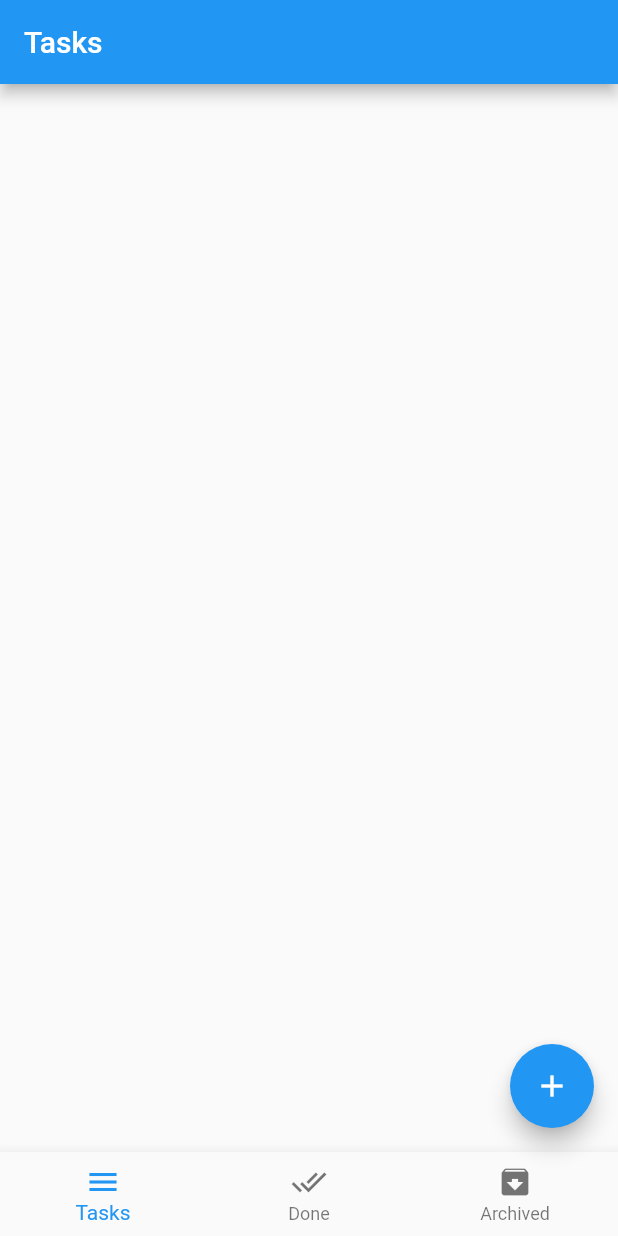
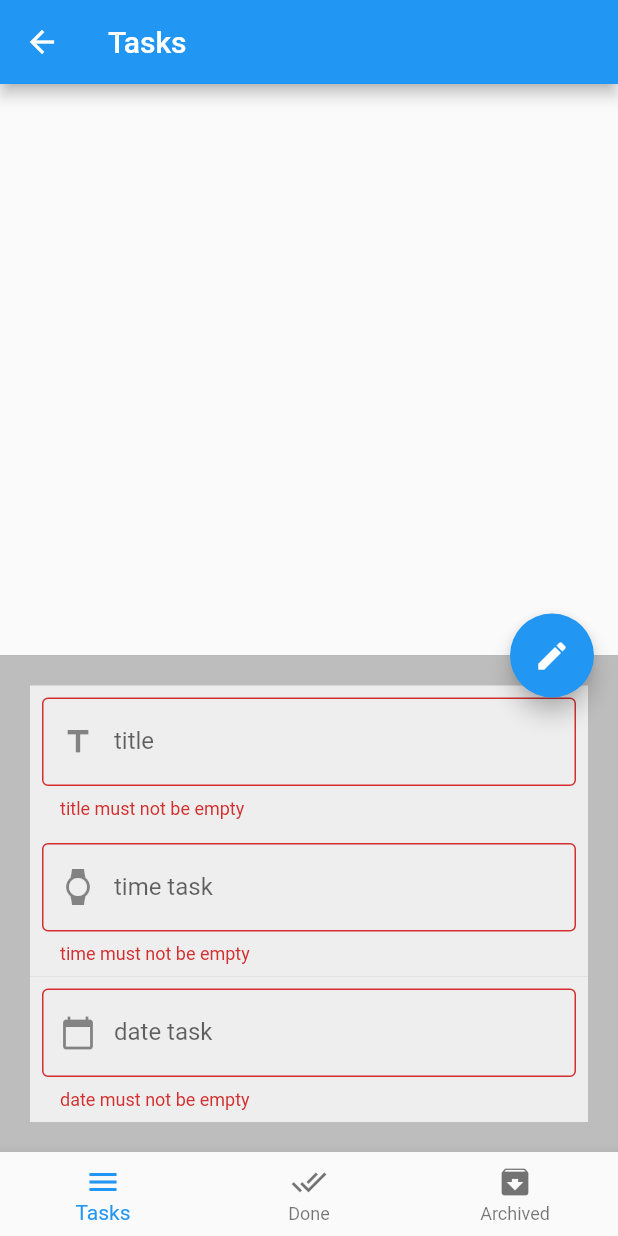
Before and after one commit to majdideveloper/todo-project, a Flutter app: the screen it shows after launch, after a tap on the "add" icon, after a tap on the "edit" icon, on a phone screen of 412 x 824 dp. Run offline on Flutter 3.47's test engine with Material 2 defaults, Android fonts, the phone set to English and light mode, and no system bars; our stand-ins replace sqflite; accounts and stored records are empty.

Commit message:
second day in this project

```diff
--- a/lib/layout/homescreen.dart
+++ b/lib/layout/homescreen.dart
@@ -1,5 +1,7 @@
 import 'package:flutter/material.dart';
 import 'package:sqflite/sqflite.dart';
+import 'package:intl/intl.dart';
+
 import 'package:todo_project/modules/archived.dart';
 import 'package:todo_project/modules/done.dart';
 import 'package:todo_project/modules/tasks.dart';
@@ -17,13 +19,16 @@ class _HomeLayoutState extends State<HomeLayout> {
   late Database db;
 // key for bottom sheet
   var scaffoldKey = GlobalKey<ScaffoldState>();
+  var formKey = GlobalKey<FormState>();
   // this booleen is about open bottomsheet and close
   bool isBottomSheetShown = false;
   // this variable icondata when open bottomsheet and when closed change
   IconData icon = Icons.add;
 
   // there controller about bottomsheet form
-  var titleController = TextEditingController();
+  TextEditingController titleController = TextEditingController();
+  TextEditingController timeController = TextEditingController();
+  TextEditingController dateController = TextEditingController();
 
   int currentIndex = 0;
   // this List of Screens we change
@@ -58,41 +63,29 @@ class _HomeLayoutState extends State<HomeLayout> {
         child: Icon(icon),
         onPressed: () {
           if (isBottomSheetShown) {
-            Navigator.pop(context);
-            isBottomSheetShown = false;
-
-            setState(() {
+            if (formKey.currentState!.validate()) {
+              insertToDatabase(
+                title: titleController.text,
+                time: timeController.text,
+                date: dateController.text,
+              ).then((value) {});
+              Navigator.pop(context);
               isBottomSheetShown = false;
-              icon = Icons.add;
+              setState(() {
+                icon = Icons.add;
+              });
+            }
+          } else {
+            scaffoldKey.currentState!
+                .showBottomSheet((context) => ContainerBottomSheet(),
+                    backgroundColor: Colors.grey[600])
+                .closed
+                .then((value) {
+              isBottomSheetShown = false;
+              setState(() {
+                icon = Icons.add;
+              });
             });
-          } else {
-            scaffoldKey.currentState!.showBottomSheet((context) => Container(
-                  color: Colors.grey[400],
-                  child: Padding(
-                    padding: const EdgeInsets.all(20.0),
-                    child: Column(
-                      mainAxisSize: MainAxisSize.min,
-                      children: [
-                        Container(
-                          color: Colors.grey[200],
-                          child: Padding(
-                            padding: const EdgeInsets.all(8.0),
-                            child: defaultFormField(
-                                controller: titleController,
-                                type: TextInputType.text,
-                                validate: (String? value) {
-                                  if (value!.isEmpty) {
-                                    return 'title must not be empty';
-                                  }
-                                },
-                                label: 'title',
-                                prefix: Icons.title),
-                          ),
-                        ),
-                      ],
-                    ),
-                  ),
-                ));
 
             setState(() {
               isBottomSheetShown = true;
@@ -159,11 +152,15 @@ class _HomeLayoutState extends State<HomeLayout> {
     });
   }
 
-  void insertToDatabase() {
-    db.transaction((txn) async {
+  Future insertToDatabase({
+    required String title,
+    required String time,
+    required String date,
+  }) async {
+    await db.transaction((txn) async {
       await txn
           .rawInsert(
-              'INSERT INTO tasks (title, date, time, status) VALUES("first tasks","0111","13:33","new")')
+              'INSERT INTO tasks (title, date, time, status) VALUES("$title","$time","$date","new")')
           .then((value) {
         print('$value inserted successfully');
       }).catchError((error) {
@@ -171,4 +168,88 @@ class _HomeLayoutState extends State<HomeLayout> {
       });
     });
   }
+
+  Widget ContainerBottomSheet() => Container(
+        color: Colors.grey[400],
+        child: Padding(
+          padding: const EdgeInsets.all(20.0),
+          child: Form(
+            key: formKey,
+            child: Column(
+              mainAxisSize: MainAxisSize.min,
+              children: [
+                Container(
+                  color: Colors.grey[200],
+                  child: Padding(
+                    padding: const EdgeInsets.all(8.0),
+                    child: defaultFormField(
+                        controller: titleController,
+                        type: TextInputType.text,
+                        validate: (String? value) {
+                          if (value!.isEmpty) {
+                            return 'title must not be empty';
+                          }
+                        },
+                        label: 'title',
+                        prefix: Icons.title),
+                  ),
+                ),
+                Container(
+                  color: Colors.grey[200],
+                  child: Padding(
+                    padding: const EdgeInsets.all(8.0),
+                    child: defaultFormField(
+                        controller: timeController,
+                        type: TextInputType.none,
+                        onTap: () {
+                          showTimePicker(
+                                  context: context,
+                                  initialTime: TimeOfDay.now())
+                              .then((value) {
+                            timeController.text = value!.format(context);
+                            print(value);
+                          });
+                        },
+                        validate: (String? value) {
+                          if (value!.isEmpty) {
+                            return 'time must not be empty';
+                          }
+                        },
+                        label: 'time task',
+                        prefix: Icons.watch),
+                  ),
+                ),
+                Container(
+                  color: Colors.grey[200],
+                  child: Padding(
+                    padding: const EdgeInsets.all(8.0),
+                    child: defaultFormField(
+                      controller: dateController,
+                      type: TextInputType.none,
+                      onTap: () {
+                        showDatePicker(
+                                context: context,
+                                initialDate: DateTime.now(),
+                                firstDate: DateTime.now(),
+                                lastDate: DateTime(2200))
+                            .then((value) {
+                          dateController.text =
+                              DateFormat.yMMMd().format(value!);
+                        });
+                      },
+                      validate: (String? value) {
+                        if (value!.isEmpty) {
+                          return 'date must not be empty';
+                        }
+                      },
+                      label: 'date task',
+                      prefix: Icons.calendar_today,
+                    ),
+                  ),
+                ),
+              ],
+            ),
+          ),
+        ),
+      );
 }
--- a/lib/shared/compo/components.dart
+++ b/lib/shared/compo/components.dart
@@ -30,9 +30,10 @@ Widget defaultButton({
 
 Widget defaultFormField({
   required TextEditingController controller,
-  required TextInputType type,
+  TextInputType? type,
   void Function(String)? onSubmit,
   void Function(String)? onChange,
+  void Function()? onTap,
   bool isPassword = false,
   required String? Function(String?)? validate,
   required String label,
@@ -45,6 +46,7 @@ Widget defaultFormField({
       obscureText: isPassword,
       onFieldSubmitted: onSubmit,
       onChanged: onChange,
+      onTap: onTap,
       validator: validate,
       decoration: InputDecoration(
         labelText: label,
```
Also changed, not shown: pubspec.yaml (+2 -7 lines), pubspec.lock.
